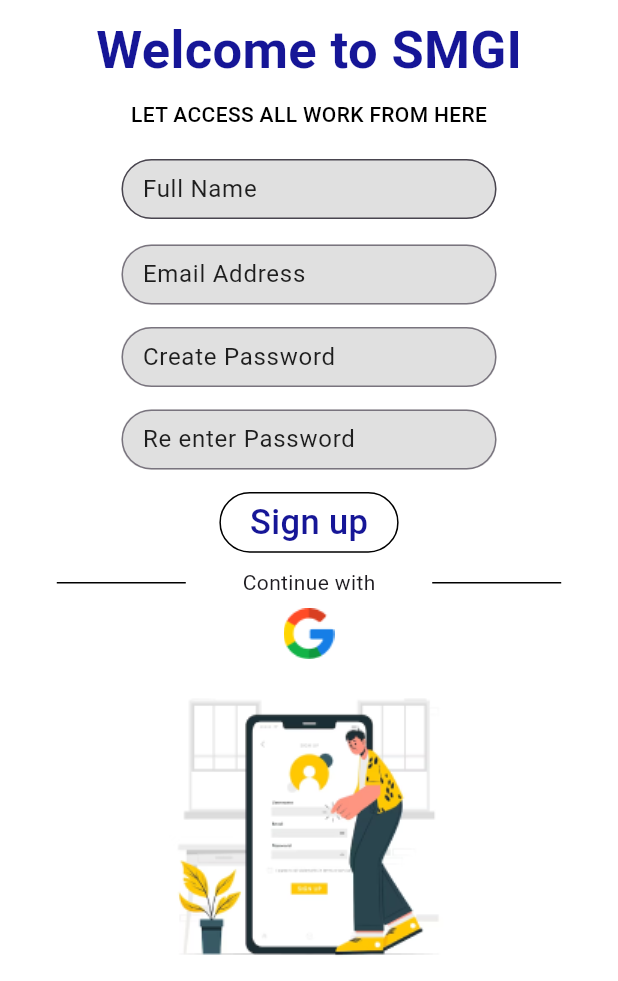
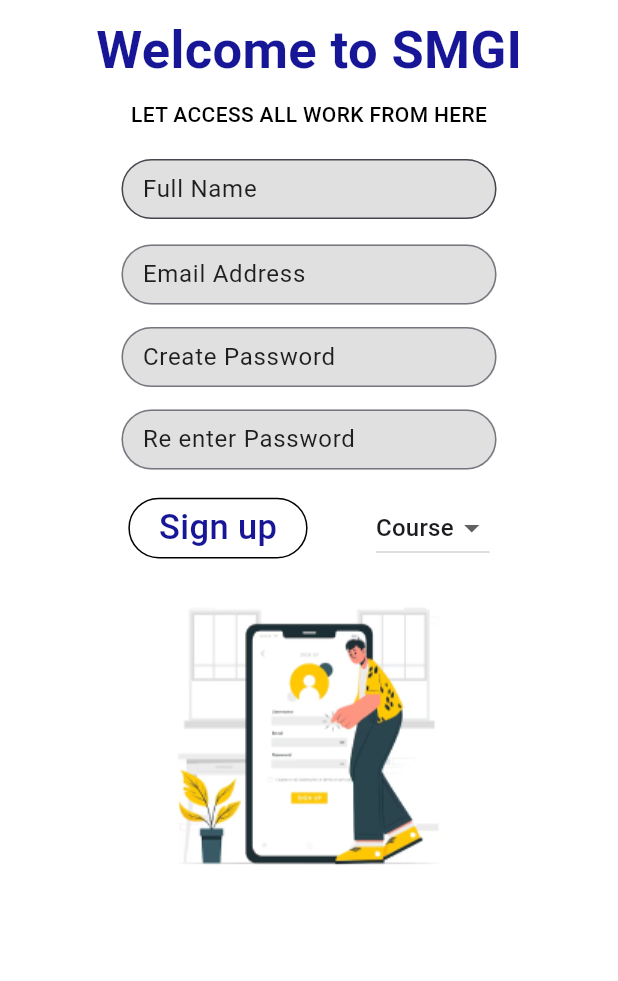
Before and after one commit to abhi7906chak/smgi_teacher, a Flutter app: the screen it shows after launch, after a tap on "Sign up", on a phone screen of 412 x 824 dp, the part 255-1236 px from its top. Run offline on Flutter 3.47's test engine with Material 3 defaults, Android fonts, the light colour scheme and no system bars; our stand-ins replace awesome_snackbar_content, email_validator, firebase_auth, firebase_core, get, video_player; accounts and stored records are empty; Roboto replaces fonts that are missing (Encode).

Commit message:
dropDown ongoing

```diff
--- a/lib/home_srceen/before_loginorSing/singup_page.dart
+++ b/lib/home_srceen/before_loginorSing/singup_page.dart
@@ -31,6 +31,7 @@ class _SingUpPageState extends State<SingUpPage> {
   final emailcon = TextEditingController();
   final auth = FirebaseAuth.instance;
   bool loding = false;
+  String dropVal = "Course";
   String nameError = "";
   String emailError = "";
   String passError = "";
@@ -306,7 +307,12 @@ class _SingUpPageState extends State<SingUpPage> {
                       firebaseError(e);
                     }
                   },
-                  child: Container(
+                  child: Padding(
+                    padding: const EdgeInsets.only(left: 40, right: 40),
+                    child: Row(
+                      mainAxisAlignment: MainAxisAlignment.spaceEvenly,
+                      children: [
+                        Container(
                           height: 40.5,
                           width: 119.5,
                           decoration: BoxDecoration(
@@ -326,65 +332,31 @@ class _SingUpPageState extends State<SingUpPage> {
                             ),
                           )),
                         ),
+                        DropdownButton(
+                          value: dropVal,
+                          items: const [
+                            DropdownMenuItem(
+                                value: "data", child: Text("data")),
+                            DropdownMenuItem(
+                                value: "Course", child: Text("Course")),
+                            DropdownMenuItem(
+                                value: "data1", child: Text("data1")),
+                            DropdownMenuItem(
+                                value: "data2", child: Text("data2"))
+                          ],
+                          onChanged: (String? value) {
+                            setState(() {
+                              dropVal = value!;
+                            });
+                            print(dropVal);
+                          },
+                        ),
+                      ],
+                    ),
+                  ),
                 ),
                 const SizedBox(
                   height: 10,
-                ),
-                Row(
-                  mainAxisAlignment: MainAxisAlignment.spaceEvenly,
-                  children: [
-                    Container(
-                      width: MediaQuery.of(context).size.width * 1 / 2 - 120,
-                      color: Colors.black,
-                      height: 1,
-                    ),
-                    const Text(
-                      "Continue with",
-                      style: TextStyle(fontFamily: "Encode"),
-                    ),
-                    Container(
-                      width: MediaQuery.of(context).size.width * 1 / 2 - 120,
-                      color: Colors.black,
-                      height: 1,
-                    )
-                  ],
-                ),
-                ElevatedButton(
-                  style: ButtonStyle(
-                      elevation: MaterialStateProperty.all(0),
-                      backgroundColor: MaterialStateProperty.all(Colors.white)),
-                  child: SizedBox(
-                      height: 40,
-                      width: 42,
-                      child: SizedBox(
-                          child: Image.asset("assets/image/google.png"))),
-                  onPressed: () async {
-                    show();
-                    // try {
-                    //   GoogleSignInAccount? usercred = await googleIn.signIn();
-
-                    //   GoogleSignInAuthentication? userauth =
-                    //       await usercred?.authentication;
-                    //   AuthCredential cred = GoogleAuthProvider.credential(
-                    //     accessToken: userauth?.accessToken,
-                    //     idToken: userauth?.idToken,
-                    //   );
-                    //   await auth.signInWithCredential(cred).then((value) {
-                    //     snack_bar("Let's Go", "You Get In The App Successfully",
-                    //         context, ContentType.success);
-                    //     // Navigator.pushAndRemoveUntil(
-                    //     //     context,
-                    //     //     MaterialPageRoute(
-                    //     //       builder: (context) => const HomeSrc(),
-                    //     //     ),
-                    //     //     (route) => false);
-                    //   });
-
-                    //   // print(user.user?.displayName);
-                    // } catch (e) {
-                    //   showwarning(e);
-                    // }
-                  },
                 ),
                 Image.asset(
                   "assets/image/2.png",
--- a/lib/main.dart
+++ b/lib/main.dart
@@ -1,6 +1,9 @@
 import 'package:firebase_core/firebase_core.dart';
 import 'package:flutter/material.dart';
 import 'package:get/get.dart';
+import 'package:smgi_teacher/home_srceen/before_loginorSing/Login_Singup.dart';
+import 'package:smgi_teacher/home_srceen/before_loginorSing/login_page.dart';
+import 'package:smgi_teacher/home_srceen/before_loginorSing/singup_page.dart';
 import 'package:smgi_teacher/utils/splash_src/splash.dart';
 
 import 'firebase_options.dart';
@@ -23,9 +26,16 @@ class SmgiTeacher extends StatefulWidget {
 class _SmgiTeacherState extends State<SmgiTeacher> {
   @override
   Widget build(BuildContext context) {
-    return const GetMaterialApp(
+    return GetMaterialApp(
       debugShowCheckedModeBanner: false,
       home: VideoSph(),
+      initialRoute: "login_singUp",
+      routes: {
+        "splashSrc": (p0) => VideoSph(),
+        "login_singUp": (p0) => LoginSingUpPage(),
+        "singUp": (p0) => SingUpPage(),
+        "login": (p0) => LoginPageSrc(),
+      },
     );
   }
 }
```
Lines whose indentation alone changed are shown as unchanged.
